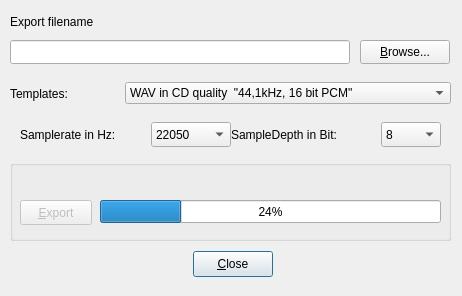
Old version of the form gui/src/UI/ExportSongDialog_UI.ui in the repository hydrogen-music/hydrogen.
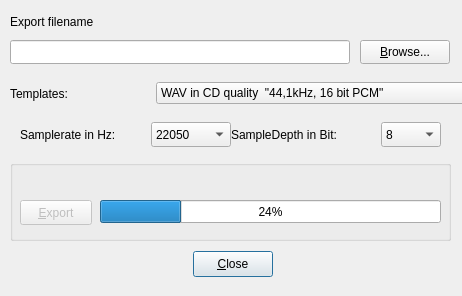
New version of the form.

Commit message: renamed export dialog combo box

```diff
--- a/gui/src/UI/ExportSongDialog_UI.ui
+++ b/gui/src/UI/ExportSongDialog_UI.ui
@@ -295,7 +295,7 @@
     <rect>
      <x>10</x>
      <y>80</y>
-     <width>441</width>
+     <width>472</width>
      <height>27</height>
     </rect>
    </property>
```
Left out of the diff: 5 changed lines with no effect on the pictures. The commit also changes 2 other files.
